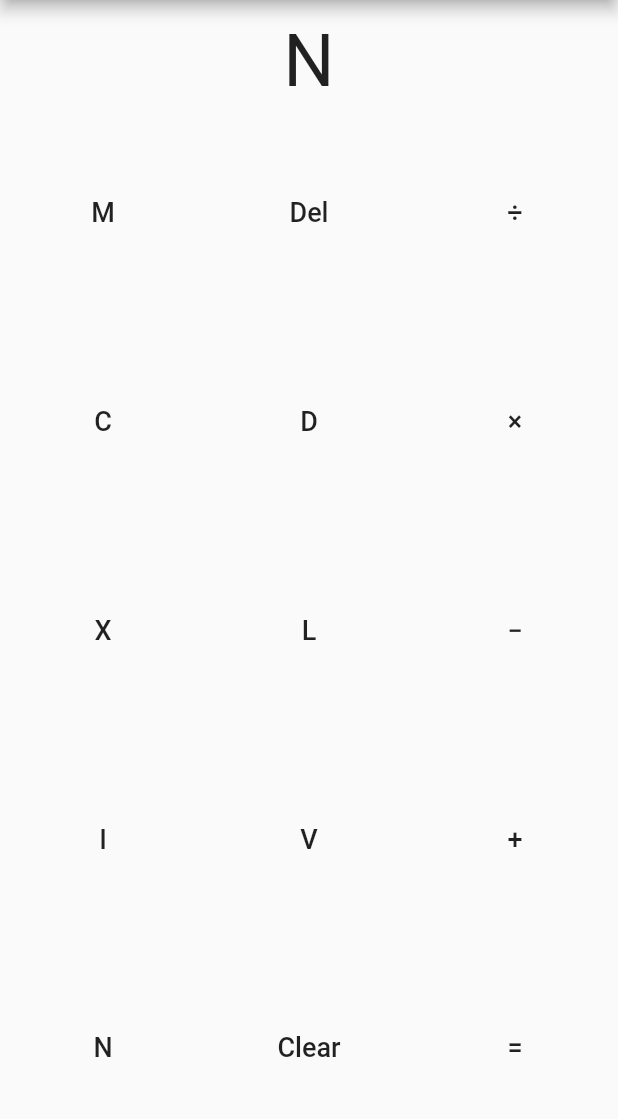
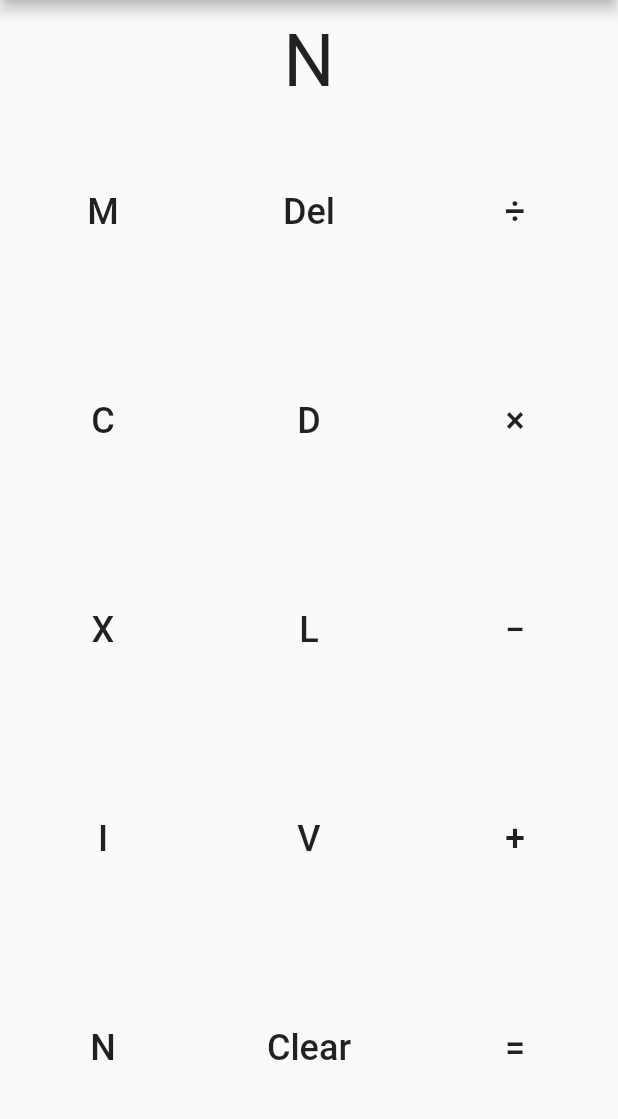
Before and after one commit to thatsokay/roman_calculator, a Flutter app: the screen it shows after launch, on a phone screen of 412 x 824 dp, the part 84-1203 px from its top. Run offline on Flutter 3.47's test engine with Material 2 defaults, Android fonts, the phone set to English and light mode, and no system bars.

Commit message:
Changed font size and updated screenshot

```diff
--- a/lib/main.dart
+++ b/lib/main.dart
@@ -50,7 +50,7 @@ class _RomanCalculatorState extends State<RomanCalculator> {
           }
         });
       },
-      child: Text(value, style: TextStyle(fontSize: 18.0)),
+      child: Text(value, style: TextStyle(fontSize: 24.0)),
     );
   }
 
@@ -107,7 +107,7 @@ class _RomanCalculatorState extends State<RomanCalculator> {
           _operation = value;
         });
       },
-      child: Text(value, style: TextStyle(fontSize: 18.0)),
+      child: Text(value, style: TextStyle(fontSize: 24.0)),
     );
   }
 
@@ -122,7 +122,7 @@ class _RomanCalculatorState extends State<RomanCalculator> {
           _input = _input.substring(0, max(_input.length - 1, 0));
         });
       },
-      child: Text('Del', style: TextStyle(fontSize: 18.0)),
+      child: Text('Del', style: TextStyle(fontSize: 24.0)),
     );
   }
 
@@ -138,7 +138,7 @@ class _RomanCalculatorState extends State<RomanCalculator> {
           _operation = '+';
         });
       },
-      child: Text('Clear', style: TextStyle(fontSize: 18.0)),
+      child: Text('Clear', style: TextStyle(fontSize: 24.0)),
     );
   }
 
```
Also changed, not shown: img/screenshot.png.
